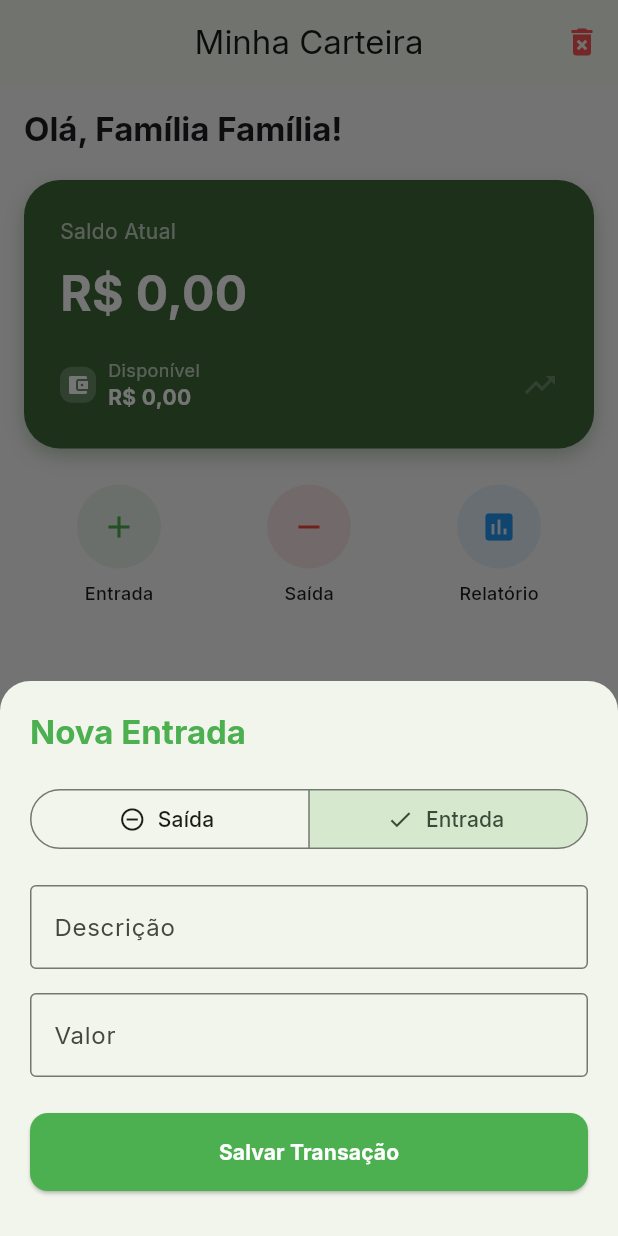
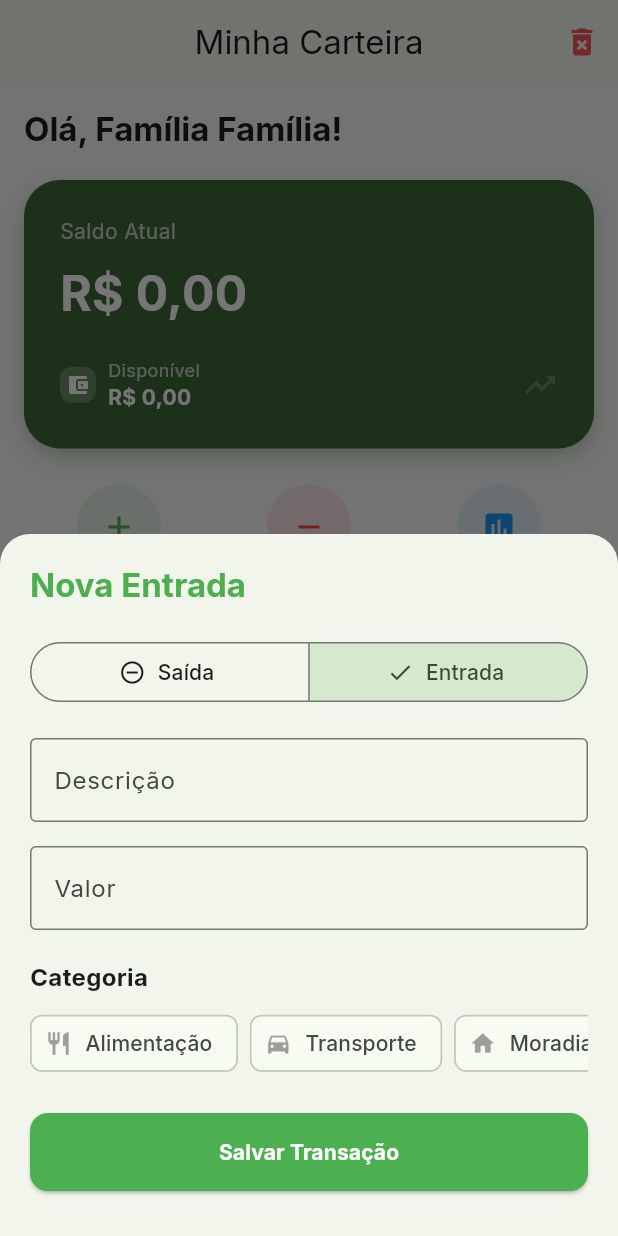
Before and after one commit to Marcos-Lopes117/Carteira_familiar, a Flutter app: the HomeScreen screen opened directly, after a tap on "Entrada", on a phone screen of 412 x 824 dp. Run offline on Flutter 3.47's test engine with Material 3 defaults, Android fonts, the phone set to English and light mode, and no system bars; our stand-ins replace drift, fl_chart, flutter_riverpod, google_fonts; accounts and stored records are empty; generated files the repository leaves out were written again.

Commit message:
Feature: Gráfico de pizza dinâmico para análise de gastos e rendas

```diff
--- /dev/null
+++ b/lib/core/constants/categories.dart
@@ -0,0 +1,20 @@
+import 'package:flutter/material.dart';
+
+class CategoryModel {
+  final String name;
+  final IconData icon;
+  final Color color;
+
+  const CategoryModel({required this.name, required this.icon, required this.color});
+}
+
+const List<CategoryModel> appCategories = [
+  CategoryModel(name: 'Alimentação', icon: Icons.restaurant, color: Colors.orange),
+  CategoryModel(name: 'Transporte', icon: Icons.directions_car, color: Colors.blue),
+  CategoryModel(name: 'Moradia', icon: Icons.home, color: Colors.purple),
+  CategoryModel(name: 'Lazer', icon: Icons.celebration, color: Colors.pink),
+  CategoryModel(name: 'Saúde', icon: Icons.medical_services, color: Colors.red),
+  CategoryModel(name: 'Educação', icon: Icons.school, color: Colors.indigo),
+  CategoryModel(name: 'Salário', icon: Icons.payments, color: Colors.green),
+  CategoryModel(name: 'Outros', icon: Icons.category, color: Colors.grey),
+];
--- a/lib/data/repositories/profile_repository.dart
+++ b/lib/data/repositories/profile_repository.dart
@@ -14,7 +14,9 @@ class ProfileRepository {
 
   // --- PERFIL ---
   Future<int> saveProfile(String name, double income) async {
-    return await _db.into(_db.profiles).insert(
+    return await _db
+        .into(_db.profiles)
+        .insert(
           ProfilesCompanion.insert(
             name: name,
             monthlyIncome: income,
@@ -38,7 +40,9 @@ class ProfileRepository {
     bool isIncome,
     String cat,
   ) async {
-    return await _db.into(_db.transactions).insert(
+    return await _db
+        .into(_db.transactions)
+        .insert(
           TransactionsCompanion.insert(
             description: desc,
             amount: val,
@@ -47,6 +51,22 @@ class ProfileRepository {
             category: cat,
           ),
         );
+  }
+
+  Stream<Map<String, double>> watchCategoryTotals({required bool isIncome}) {
+    return _db.select(_db.transactions).watch().map((transactions) {
+      final Map<String, double> totals = {};
+
+      // Filtra apenas pelo tipo (Entrada ou Saída)
+      final filtered = transactions.where((t) => t.isIncome == isIncome);
+
+      for (var tx in filtered) {
+        totals[tx.category] = (totals[tx.category] ?? 0) + tx.amount;
+      }
+
+      // O Map resultante conterá apenas categorias com valores > 0
+      return totals;
+    });
   }
 
   // CORREÇÃO DA MÁGICA: Agora observamos a tabela de transações para o saldo atualizar sempre!
@@ -73,8 +93,9 @@ class ProfileRepository {
 
   Stream<List<Transaction>> watchRecentTransactions() {
     return (_db.select(_db.transactions)
-          ..orderBy(
-              [(t) => OrderingTerm(expression: t.date, mode: OrderingMode.desc)])
+          ..orderBy([
+            (t) => OrderingTerm(expression: t.date, mode: OrderingMode.desc),
+          ])
           ..limit(10))
         .watch();
   }
--- a/lib/providers/balance_provider.dart
+++ b/lib/providers/balance_provider.dart
@@ -8,3 +8,10 @@ final balanceStreamProvider = StreamProvider<double>((ref) {
 final recentTransactionsProvider = StreamProvider<List<Transaction>>((ref) {
   return ref.watch(profileRepositoryProvider).watchRecentTransactions();
 });
+final expenseSummaryProvider = StreamProvider<Map<String, double>>((ref) {
+  return ref.watch(profileRepositoryProvider).watchCategoryTotals(isIncome: false);
+});
+
+final incomeSummaryProvider = StreamProvider<Map<String, double>>((ref) {
+  return ref.watch(profileRepositoryProvider).watchCategoryTotals(isIncome: true);
+});
--- a/lib/ui/home/home_screen.dart
+++ b/lib/ui/home/home_screen.dart
@@ -4,8 +4,13 @@ import 'package:intl/intl.dart';
 import '../../data/repositories/profile_repository.dart';
 import '../../providers/balance_provider.dart';
 import '../../data/local/app_database.dart';
+import '../../core/constants/categories.dart';
 import '../onboarding/onboarding_screen.dart';
 import 'widgets/add_transaction_modal.dart';
+import 'widgets/category_chart.dart'; // Certifique-se de criar este arquivo
+
+// Provider local para alternar o tipo de gráfico na Home
+final chartTypeProvider = StateProvider<bool>((ref) => false); // false = Saídas, true = Entradas
 
 class HomeScreen extends ConsumerWidget {
   const HomeScreen({super.key});
@@ -55,6 +60,10 @@ class HomeScreen extends ConsumerWidget {
     final balanceAsync = ref.watch(balanceStreamProvider);
     final transactionsAsync = ref.watch(recentTransactionsProvider);
     final profileRepo = ref.watch(profileRepositoryProvider);
+
+    // Providers do Gráfico
+    final isIncomeChart = ref.watch(chartTypeProvider);
+    final summaryAsync = ref.watch(isIncomeChart ? incomeSummaryProvider : expenseSummaryProvider);
 
     return Scaffold(
       backgroundColor: Colors.grey[50],
@@ -110,6 +119,37 @@ class HomeScreen extends ConsumerWidget {
             ),
 
             const SizedBox(height: 32),
+
+            // --- SEÇÃO DO GRÁFICO DINÂMICO ---
+            Row(
+              mainAxisAlignment: MainAxisAlignment.spaceBetween,
+              children: [
+                Text(
+                  isIncomeChart ? 'Distribuição de Renda' : 'Distribuição de Gastos',
+                  style: const TextStyle(fontWeight: FontWeight.bold, fontSize: 16),
+                ),
+                Row(
+                  children: [
+                    Icon(Icons.trending_down, size: 16, color: !isIncomeChart ? Colors.red : Colors.grey),
+                    Switch(
+                      value: isIncomeChart,
+                      onChanged: (val) => ref.read(chartTypeProvider.notifier).state = val,
+                      activeColor: Colors.green,
+                      inactiveTrackColor: Colors.red.withOpacity(0.2),
+                    ),
+                    Icon(Icons.trending_up, size: 16, color: isIncomeChart ? Colors.green : Colors.grey),
+                  ],
+                ),
+              ],
+            ),
+            const SizedBox(height: 10),
+            summaryAsync.when(
+              data: (data) => CategoryChart(data: data, isIncome: isIncomeChart),
+              loading: () => const SizedBox(height: 200, child: Center(child: CircularProgressIndicator())),
+              error: (err, stack) => const Text('Erro ao carregar gráfico'),
+            ),
+
+            const SizedBox(height: 32),
             Row(
               mainAxisAlignment: MainAxisAlignment.spaceBetween,
               children: [
@@ -138,8 +178,11 @@ class HomeScreen extends ConsumerWidget {
                   itemCount: transactions.length,
                   itemBuilder: (context, index) {
                     final tx = transactions[index];
+                    final category = appCategories.firstWhere(
+                      (c) => c.name == tx.category,
+                      orElse: () => appCategories.last,
+                    );
 
-                    // --- IMPLEMENTAÇÃO DO DISMISSIBLE (DESLIZAR PARA EXCLUIR) ---
                     return Dismissible(
                       key: Key(tx.id.toString()),
                       direction: DismissDirection.endToStart,
@@ -153,38 +196,20 @@ class HomeScreen extends ConsumerWidget {
                         ),
                         child: const Icon(Icons.delete, color: Colors.white),
                       ),
-                      confirmDismiss: (direction) async {
-                        // Opcional: Adicionar uma confirmação antes de excluir
-                        return true;
-                      },
                       onDismissed: (direction) {
-                        // Chama o repositório para deletar do banco
                         ref.read(profileRepositoryProvider).deleteTransaction(tx.id);
-
                         ScaffoldMessenger.of(context).showSnackBar(
-                          SnackBar(
-                            content: Text('${tx.description} excluído'),
-                            duration: const Duration(seconds: 2),
-                          ),
+                          SnackBar(content: Text('${tx.description} excluído')),
                         );
                       },
                       child: ListTile(
                         contentPadding: EdgeInsets.zero,
                         leading: CircleAvatar(
-                          backgroundColor: tx.isIncome
-                              ? Colors.green.withOpacity(0.1)
-                              : Colors.red.withOpacity(0.1),
-                          child: Icon(
-                            tx.isIncome ? Icons.arrow_upward : Icons.arrow_downward,
-                            color: tx.isIncome ? Colors.green : Colors.red,
-                            size: 20,
-                          ),
+                          backgroundColor: category.color.withOpacity(0.1),
+                          child: Icon(category.icon, color: category.color, size: 20),
                         ),
-                        title: Text(
-                          tx.description,
-                          style: const TextStyle(fontWeight: FontWeight.w600)
-                        ),
-                        subtitle: Text(DateFormat('dd/MM/yyyy').format(tx.date)),
+                        title: Text(tx.description, style: const TextStyle(fontWeight: FontWeight.w600)),
+                        subtitle: Text('${DateFormat('dd/MM/yyyy').format(tx.date)} • ${category.name}'),
                         trailing: Text(
                           (tx.isIncome ? '+ ' : '- ') + _formatCurrency(tx.amount),
                           style: TextStyle(
@@ -211,6 +236,7 @@ class HomeScreen extends ConsumerWidget {
     );
   }
 
+  // ... (mantenha os widgets auxiliares _buildBalanceCard, _buildIncomeExpenseInfo e _buildQuickAction)
   Widget _buildBalanceCard(BuildContext context, double totalBalance) {
     return Container(
       width: double.infinity,
--- a/lib/ui/home/widgets/add_transaction_modal.dart
+++ b/lib/ui/home/widgets/add_transaction_modal.dart
@@ -1,14 +1,14 @@
 import 'package:flutter/material.dart';
 import 'package:flutter_riverpod/flutter_riverpod.dart';
-import 'package:drift/drift.dart' as drift; // Import necessário para o Value
 import '../../../data/repositories/profile_repository.dart';
+import '../../../core/constants/categories.dart'; // Importe suas constantes aqui
 
 class AddTransactionModal extends ConsumerStatefulWidget {
-  final bool initialIsIncome; // 1. Campo para receber a escolha do botão
+  final bool initialIsIncome;
 
   const AddTransactionModal({
     super.key,
-    this.initialIsIncome = false, // Padrão é saída se nada for passado
+    this.initialIsIncome = false,
   });
 
   @override
@@ -18,13 +18,16 @@ class AddTransactionModal extends ConsumerStatefulWidget {
 class _AddTransactionModalState extends ConsumerState<AddTransactionModal> {
   final _descController = TextEditingController();
   final _amountController = TextEditingController();
-  late bool _isIncome; // 2. Variável que controlará o estado interno
+  late bool _isIncome;
+  String _selectedCategory = 'Outros'; // Categoria padrão inicial
 
   @override
   void initState() {
     super.initState();
-    // 3. Importante: Inicia o estado com o valor que veio do botão da Home
     _isIncome = widget.initialIsIncome;
+
+    // Ajuste inicial de categoria comum: se for entrada, sugere 'Salário'
+    if (_isIncome) _selectedCategory = 'Salário';
   }
 
   @override
@@ -32,8 +35,11 @@ class _AddTransactionModalState extends ConsumerState<AddTransactionModal> {
     return Padding(
       padding: EdgeInsets.only(
         bottom: MediaQuery.of(context).viewInsets.bottom,
-        left: 20, right: 20, top: 20,
+        left: 20,
+        right: 20,
+        top: 20,
       ),
+      child: SingleChildScrollView( // Adicionado para evitar overflow com teclado/muitas categorias
         child: Column(
           mainAxisSize: MainAxisSize.min,
           crossAxisAlignment: CrossAxisAlignment.stretch,
@@ -47,24 +53,23 @@ class _AddTransactionModalState extends ConsumerState<AddTransactionModal> {
             ),
             const SizedBox(height: 20),
 
-          // Toggle (Botão Seletor)
             SegmentedButton<bool>(
               segments: const [
                 ButtonSegment(
                     value: false,
                     label: Text('Saída'),
-                icon: Icon(Icons.remove_circle_outline)
-              ),
+                    icon: Icon(Icons.remove_circle_outline)),
                 ButtonSegment(
                     value: true,
                     label: Text('Entrada'),
-                icon: Icon(Icons.add_circle_outline)
-              ),
+                    icon: Icon(Icons.add_circle_outline)),
               ],
               selected: {_isIncome},
               onSelectionChanged: (newVal) {
                 setState(() {
                   _isIncome = newVal.first;
+                  // Sugestão inteligente ao trocar o tipo
+                  _selectedCategory = _isIncome ? 'Salário' : 'Outros';
                 });
               },
             ),
@@ -75,8 +80,7 @@ class _AddTransactionModalState extends ConsumerState<AddTransactionModal> {
               decoration: const InputDecoration(
                   labelText: 'Descrição',
                   hintText: 'Ex: Salário, Aluguel, Mercado...',
-              border: OutlineInputBorder()
-            ),
+                  border: OutlineInputBorder()),
             ),
             const SizedBox(height: 16),
 
@@ -86,9 +90,46 @@ class _AddTransactionModalState extends ConsumerState<AddTransactionModal> {
               decoration: const InputDecoration(
                   labelText: 'Valor',
                   prefixText: 'R\$ ',
-              border: OutlineInputBorder()
+                  border: OutlineInputBorder()),
+            ),
+            const SizedBox(height: 20),
+
+            // --- SELETOR DE CATEGORIAS ---
+            const Text(
+              'Categoria',
+              style: TextStyle(fontWeight: FontWeight.bold, fontSize: 16),
+            ),
+            const SizedBox(height: 10),
+            SizedBox(
+              height: 45,
+              child: ListView.builder(
+                scrollDirection: Axis.horizontal,
+                itemCount: appCategories.length,
+                itemBuilder: (context, index) {
+                  final cat = appCategories[index];
+                  final isSelected = _selectedCategory == cat.name;
+
+                  return Padding(
+                    padding: const EdgeInsets.only(right: 8),
+                    child: ChoiceChip(
+                      avatar: Icon(cat.icon,
+                        size: 18,
+                        color: isSelected ? cat.color : Colors.grey
+                      ),
+                      label: Text(cat.name),
+                      selected: isSelected,
+                      onSelected: (selected) {
+                        setState(() => _selectedCategory = cat.name);
+                      },
+                      selectedColor: cat.color.withOpacity(0.2),
+                      checkmarkColor: cat.color,
+                    ),
+                  );
+                },
               ),
             ),
+            // ------------------------------
+
             const SizedBox(height: 24),
 
             ElevatedButton(
@@ -101,21 +142,24 @@ class _AddTransactionModalState extends ConsumerState<AddTransactionModal> {
                         _descController.text,
                         amount,
                         _isIncome,
-                  'Geral',
+                        _selectedCategory, // Agora envia a categoria selecionada
                       );
-                if (mounted) Navigator.pop(context);
+                  if (context.mounted) Navigator.pop(context);
                 }
               },
               style: ElevatedButton.styleFrom(
                 padding: const EdgeInsets.symmetric(vertical: 16),
                 backgroundColor: _isIncome ? Colors.green : Colors.redAccent,
                 foregroundColor: Colors.white,
-              shape: RoundedRectangleBorder(borderRadius: BorderRadius.circular(12)),
+                shape: RoundedRectangleBorder(
+                    borderRadius: BorderRadius.circular(12)),
               ),
-            child: const Text('Salvar Transação', style: TextStyle(fontWeight: FontWeight.bold)),
+              child: const Text('Salvar Transação',
+                  style: TextStyle(fontWeight: FontWeight.bold)),
             ),
             const SizedBox(height: 30),
           ],
+        ),
       ),
     );
   }
--- /dev/null
+++ b/lib/ui/home/widgets/category_chart.dart
@@ -0,0 +1,73 @@
+import 'package:fl_chart/fl_chart.dart';
+import 'package:flutter/material.dart';
+import '../../../core/constants/categories.dart';
+
+class CategoryChart extends StatelessWidget {
+  final Map<String, double> data;
+  final bool isIncome;
+
+  const CategoryChart({super.key, required this.data, required this.isIncome});
+
+  @override
+  Widget build(BuildContext context) {
+    if (data.isEmpty) return const SizedBox.shrink();
+
+    return Column(
+      children: [
+        SizedBox(
+          height: 200,
+          child: PieChart(
+            PieChartData(
+              sectionsSpace: 2,
+              centerSpaceRadius: 40,
+              sections: data.entries.map((entry) {
+                final category = appCategories.firstWhere(
+                  (c) => c.name == entry.key,
+                  orElse: () => appCategories.last,
+                );
+
+                return PieChartSectionData(
+                  color: category.color,
+                  value: entry.value,
+                  title: '', // Deixamos vazio para não poluir
+                  radius: 50,
+                  badgeWidget: _buildBadge(category.icon, category.color),
+                  badgePositionPercentageOffset: .98,
+                );
+              }).toList(),
+            ),
+          ),
+        ),
+        const SizedBox(height: 16),
+        // Legenda simples abaixo do gráfico
+        Wrap(
+          spacing: 16,
+          runSpacing: 8,
+          children: data.entries.map((entry) {
+            final category = appCategories.firstWhere((c) => c.name == entry.key, orElse: () => appCategories.last);
+            return Row(
+              mainAxisSize: MainAxisSize.min,
+              children: [
+                Container(width: 12, height: 12, color: category.color),
+                const SizedBox(width: 4),
+                Text('${category.name}: R\$ ${entry.value.toStringAsFixed(2)}', style: const TextStyle(fontSize: 12)),
+              ],
+            );
+          }).toList(),
+        ),
+      ],
+    );
+  }
+
+  Widget _buildBadge(IconData icon, Color color) {
+    return Container(
+      padding: const EdgeInsets.all(4),
+      decoration: BoxDecoration(
+        color: Colors.white,
+        shape: BoxShape.circle,
+        boxShadow: [BoxShadow(color: Colors.black.withOpacity(0.1), blurRadius: 4)],
+      ),
+      child: Icon(icon, color: color, size: 16),
+    );
+  }
+}
--- a/pubspec.yaml
+++ b/pubspec.yaml
@@ -16,6 +16,7 @@ dependencies:
   path: ^1.8.3
   google_fonts: ^6.1.0
   intl: ^0.19.0
+  fl_chart: ^1.1.1
 
 dev_dependencies:
   flutter_test:
```
Lines whose indentation alone changed are shown as unchanged.
